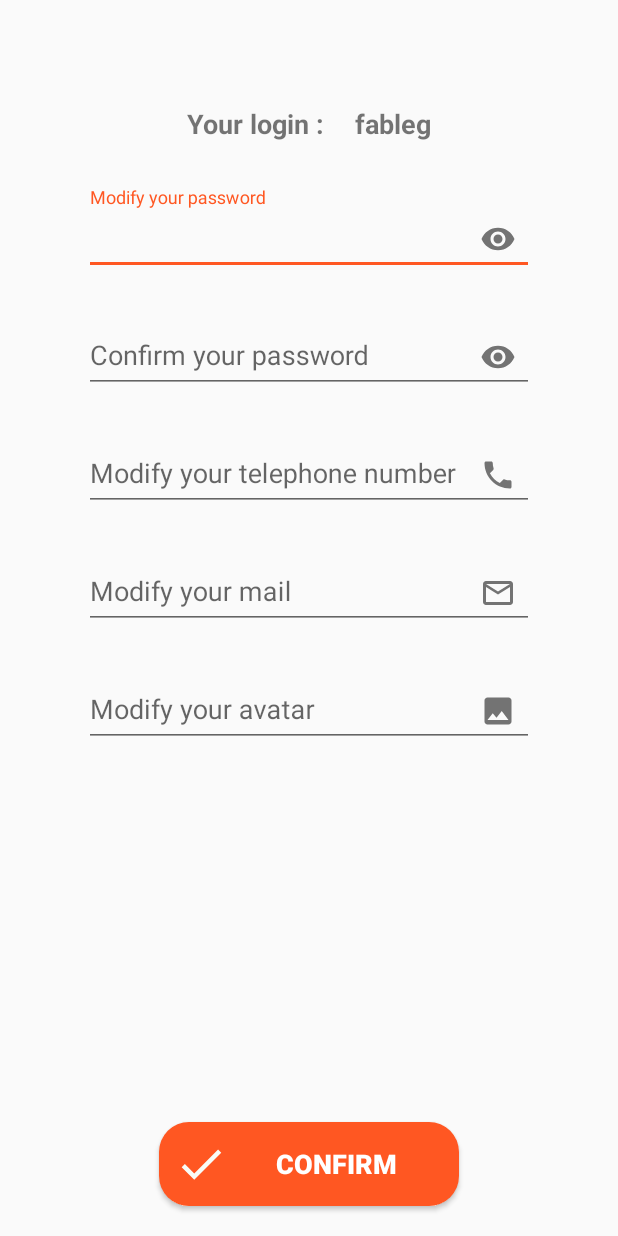
After one commit to NelfDesign/OC_RealEstateManager_P_9, an Android app: the layout fragment_profile.xml on its own in the app's theme, with its tools: preview values and no code run, on a phone screen of 412 x 824 dp. The commit adds this screen. Run offline under Robolectric (Android 15) with nearby library versions, the phone set to English and light mode, and no system bars.

Commit message:
add modification profile fragment to set user informations

```diff
--- a/app/build.gradle
+++ b/app/build.gradle
@@ -48,7 +48,7 @@ dependencies {
     implementation "com.google.android.material:material:$appcompat"
     implementation "androidx.navigation:navigation-fragment:$navigation"
     implementation "androidx.navigation:navigation-ui:$navigation"
-    implementation "androidx.lifecycle:lifecycle-extensions:$navigation"
+    implementation "androidx.lifecycle:lifecycle-extensions:2.2.0"
     implementation "androidx.navigation:navigation-fragment-ktx:$navigation"
     implementation "androidx.navigation:navigation-ui-ktx:$navigation"
 
@@ -57,6 +57,7 @@ dependencies {
     implementation 'com.jakewharton.timber:timber:4.7.1'
     //ButterKnife
     implementation "com.jakewharton:butterknife:$butter"
+    implementation 'androidx.legacy:legacy-support-v4:1.0.0'
     kapt "com.jakewharton:butterknife-compiler:$butter"
     //Firebase
     implementation 'com.google.firebase:firebase-firestore:21.4.0'
--- a/app/src/main/java/fr/nelfdesign/oc_realestatemanager_p_9/base/BaseFragment.kt
+++ b/app/src/main/java/fr/nelfdesign/oc_realestatemanager_p_9/base/BaseFragment.kt
@@ -19,7 +19,7 @@ abstract class BaseFragment : Fragment() {
 
     override fun onCreateView(inflater: LayoutInflater, container: ViewGroup?, savedInstanceState: Bundle?): View? {
         // Inflate the layout for this fragment
-        val view: View = inflater.inflate(getFragmentLayout(), container, false)
+        val view : View = inflater.inflate(getFragmentLayout(), container, false)
         ButterKnife.bind(this, view)
         return view
     }
--- a/app/src/main/java/fr/nelfdesign/oc_realestatemanager_p_9/firebase/UsersHelpers.kt
+++ b/app/src/main/java/fr/nelfdesign/oc_realestatemanager_p_9/firebase/UsersHelpers.kt
@@ -34,11 +34,13 @@ class UsersHelpers {
     }
 
     // --- UPDATE ---
-    fun updateUser(password : String, uid : String, telephone : String) {
+    fun updateUser(password : String, mail : String, avatar : String, uid : String, telephone : String) {
 
         val data : MutableMap<String, Any> = HashMap()
         data["password"] = password
         data["telephone"] = telephone
+        data["mail"] = mail
+        data["avatar"] = avatar
         UsersHelpers().getUsersCollection().document(uid).update(data)
     }
 
--- a/app/src/main/java/fr/nelfdesign/oc_realestatemanager_p_9/models/User.kt
+++ b/app/src/main/java/fr/nelfdesign/oc_realestatemanager_p_9/models/User.kt
@@ -8,6 +8,6 @@ data class User (val name : String,
                  val surname : String,
                  val login : String,
                  var avatar : String?,
-                 var mail :String?,
+                 var mail :String,
                  var password : String,
                  var telephone : String)
--- /dev/null
+++ b/app/src/main/res/drawable/ic_check.xml
@@ -0,0 +1,5 @@
+<vector android:height="36dp" android:tint="#F8FCF7"
+    android:viewportHeight="24.0" android:viewportWidth="24.0"
+    android:width="36dp" xmlns:android="http://schemas.android.com/apk/res/android">
+    <path android:fillColor="#FF000000" android:pathData="M9,16.17L4.83,12l-1.42,1.41L9,19 21,7l-1.41,-1.41z"/>
+</vector>
--- /dev/null
+++ b/app/src/main/res/drawable/ic_image.xml
@@ -0,0 +1,9 @@
+<vector xmlns:android="http://schemas.android.com/apk/res/android"
+        android:width="24dp"
+        android:height="24dp"
+        android:viewportWidth="24.0"
+        android:viewportHeight="24.0">
+    <path
+        android:fillColor="#FF000000"
+        android:pathData="M21,19V5c0,-1.1 -0.9,-2 -2,-2H5c-1.1,0 -2,0.9 -2,2v14c0,1.1 0.9,2 2,2h14c1.1,0 2,-0.9 2,-2zM8.5,13.5l2.5,3.01L14.5,12l4.5,6H5l3.5,-4.5z"/>
+</vector>
--- /dev/null
+++ b/app/src/main/res/drawable/ic_mail.xml
@@ -0,0 +1,9 @@
+<vector xmlns:android="http://schemas.android.com/apk/res/android"
+        android:width="24dp"
+        android:height="24dp"
+        android:viewportWidth="24.0"
+        android:viewportHeight="24.0">
+    <path
+        android:fillColor="#FF000000"
+        android:pathData="M20,4L4,4c-1.1,0 -1.99,0.9 -1.99,2L2,18c0,1.1 0.9,2 2,2h16c1.1,0 2,-0.9 2,-2L22,6c0,-1.1 -0.9,-2 -2,-2zM20,18L4,18L4,8l8,5 8,-5v10zM12,11L4,6h16l-8,5z"/>
+</vector>
--- /dev/null
+++ b/app/src/main/res/drawable/ic_phone.xml
@@ -0,0 +1,5 @@
+<vector android:height="24dp" android:tint="#000000"
+    android:viewportHeight="24.0" android:viewportWidth="24.0"
+    android:width="24dp" xmlns:android="http://schemas.android.com/apk/res/android">
+    <path android:fillColor="#FF000000" android:pathData="M6.62,10.79c1.44,2.83 3.76,5.14 6.59,6.59l2.2,-2.2c0.27,-0.27 0.67,-0.36 1.02,-0.24 1.12,0.37 2.33,0.57 3.57,0.57 0.55,0 1,0.45 1,1V20c0,0.55 -0.45,1 -1,1 -9.39,0 -17,-7.61 -17,-17 0,-0.55 0.45,-1 1,-1h3.5c0.55,0 1,0.45 1,1 0,1.25 0.2,2.45 0.57,3.57 0.11,0.35 0.03,0.74 -0.25,1.02l-2.2,2.2z"/>
+</vector>
--- /dev/null
+++ b/app/src/main/res/layout/fragment_profile.xml
@@ -0,0 +1,136 @@
+<?xml version="1.0" encoding="utf-8"?>
+<RelativeLayout xmlns:android="http://schemas.android.com/apk/res/android"
+    xmlns:app="http://schemas.android.com/apk/res-auto"
+    xmlns:tools="http://schemas.android.com/tools"
+    android:layout_width="match_parent"
+    android:layout_height="match_parent"
+    tools:context=".ui.fragment.ProfileFragment">
+
+    <LinearLayout
+        android:id="@+id/linear_profile"
+        android:layout_width="match_parent"
+        android:layout_height="wrap_content"
+        android:layout_marginTop="@dimen/margin_50"
+        android:orientation="vertical">
+
+        <LinearLayout
+            android:layout_width="match_parent"
+            android:layout_height="wrap_content"
+            android:layout_margin="@dimen/margin_10"
+            android:gravity="center"
+            android:orientation="horizontal">
+
+            <TextView
+                style="@style/text_item_property"
+                android:layout_width="wrap_content"
+                android:layout_height="wrap_content"
+                android:layout_margin="@dimen/margin_10"
+                android:text="@string/your_login" />
+
+            <TextView
+                style="@style/text_item_property"
+                android:layout_width="wrap_content"
+                android:layout_height="wrap_content"
+                android:padding="@dimen/margin_10"
+                tools:text="fableg" />
+
+        </LinearLayout>
+
+        <com.google.android.material.textfield.TextInputLayout
+            android:layout_width="@dimen/width_300"
+            android:layout_height="wrap_content"
+            android:layout_gravity="center"
+            android:layout_margin="@dimen/margin_10"
+            app:endIconMode="password_toggle">
+
+            <com.google.android.material.textfield.TextInputEditText
+                android:id="@+id/password_edit"
+                android:layout_width="match_parent"
+                android:layout_height="wrap_content"
+                android:hint="@string/modify_your_password"
+                android:inputType="textPassword" />
+
+        </com.google.android.material.textfield.TextInputLayout>
+
+        <com.google.android.material.textfield.TextInputLayout
+            android:layout_width="@dimen/width_300"
+            android:layout_height="wrap_content"
+            android:layout_gravity="center"
+            android:layout_margin="@dimen/margin_10"
+            app:endIconMode="password_toggle">
+
+            <com.google.android.material.textfield.TextInputEditText
+                android:id="@+id/confirm_edit"
+                android:layout_width="match_parent"
+                android:layout_height="wrap_content"
+                android:hint="@string/confirm_your_password"
+                android:inputType="textPassword" />
+
+        </com.google.android.material.textfield.TextInputLayout>
+
+        <com.google.android.material.textfield.TextInputLayout
+            android:layout_width="@dimen/width_300"
+            android:layout_height="wrap_content"
+            android:layout_gravity="center"
+            android:layout_margin="@dimen/margin_10"
+            app:endIconDrawable="@drawable/ic_phone"
+            app:endIconMode="custom">
+
+            <com.google.android.material.textfield.TextInputEditText
+                android:id="@+id/tel_edit"
+                android:layout_width="match_parent"
+                android:layout_height="wrap_content"
+                android:hint="@string/modify_your_telephone_number" />
+
+        </com.google.android.material.textfield.TextInputLayout>
+
+        <com.google.android.material.textfield.TextInputLayout
+            android:layout_width="@dimen/width_300"
+            android:layout_height="wrap_content"
+            android:layout_gravity="center"
+            android:layout_margin="@dimen/margin_10"
+            app:endIconDrawable="@drawable/ic_mail"
+            app:endIconMode="custom">
+
+            <com.google.android.material.textfield.TextInputEditText
+                android:id="@+id/mail_edit"
+                android:layout_width="match_parent"
+                android:layout_height="wrap_content"
+                android:hint="@string/modify_your_mail" />
+
+        </com.google.android.material.textfield.TextInputLayout>
+
+        <com.google.android.material.textfield.TextInputLayout
+            android:layout_width="@dimen/width_300"
+            android:layout_height="wrap_content"
+            android:layout_gravity="center"
+            android:layout_margin="@dimen/margin_10"
+            app:endIconDrawable="@drawable/ic_image"
+            app:endIconMode="custom">
+
+            <com.google.android.material.textfield.TextInputEditText
+                android:id="@+id/avatar_edit"
+                android:layout_width="match_parent"
+                android:layout_height="wrap_content"
+                android:hint="@string/modify_your_avatar" />
+
+        </com.google.android.material.textfield.TextInputLayout>
+    </LinearLayout>
+
+    <Button
+        android:id="@+id/button_profile"
+        style="@style/text_item_property"
+        android:layout_width="@dimen/width_200"
+        android:layout_height="wrap_content"
+        android:layout_alignParentBottom="true"
+        android:layout_centerHorizontal="true"
+        android:layout_marginBottom="@dimen/margin_20"
+        android:background="@drawable/border_radius"
+        android:clickable="true"
+        android:drawableStart="@drawable/ic_check"
+        android:focusable="true"
+        android:padding="@dimen/margin_10"
+        android:text="@string/confirm"
+        android:textColor="@color/icons" />
+
+</RelativeLayout>
--- a/app/src/main/res/values/dimens.xml
+++ b/app/src/main/res/values/dimens.xml
@@ -26,5 +26,6 @@
     <dimen name="width_300">300dp</dimen>
     <dimen name="height_70">70dp</dimen>
     <dimen name="height_50">50dp</dimen>
+    <dimen name="margin_50">50dp</dimen>
 
 </resources>
--- a/app/src/main/res/values/strings.xml
+++ b/app/src/main/res/values/strings.xml
@@ -24,5 +24,17 @@
     <string name="remenber_me">Remenber me</string>
     <string name="property_image">property image</string>
 
+    <!-- Profile text -->
+    <string name="modify_your_avatar">Modify your avatar</string>
+    <string name="confirm">Confirm</string>
+    <string name="modify_your_mail">Modify your mail</string>
+    <string name="modify_your_telephone_number">Modify your telephone number</string>
+    <string name="confirm_your_password">Confirm your password</string>
+    <string name="modify_your_password">Modify your password</string>
+    <string name="your_login">Your login :</string>
+
+    <!-- TODO: Remove or change this placeholder text -->
+    <string name="hello_blank_fragment">Hello blank fragment</string>
+
 
 </resources>
```
Also changed, not shown: app/src/main/java/fr/nelfdesign/oc_realestatemanager_p_9/ui/activity/MainActivity.kt (+28 -5 lines), app/src/main/java/fr/nelfdesign/oc_realestatemanager_p_9/ui/fragment/ProfileFragment.kt (added, +116 -0 lines), app/src/main/java/fr/nelfdesign/oc_realestatemanager_p_9/ui/fragment/PropertyListFragment.kt (added, +22 -0 lines), app/src/main/res/layout/fragment_property_list.xml (added, +21 -0 lines).
